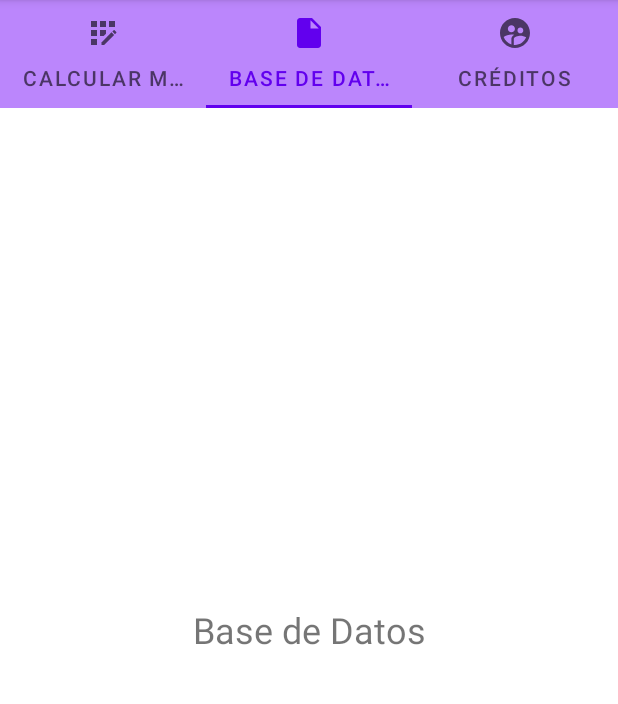
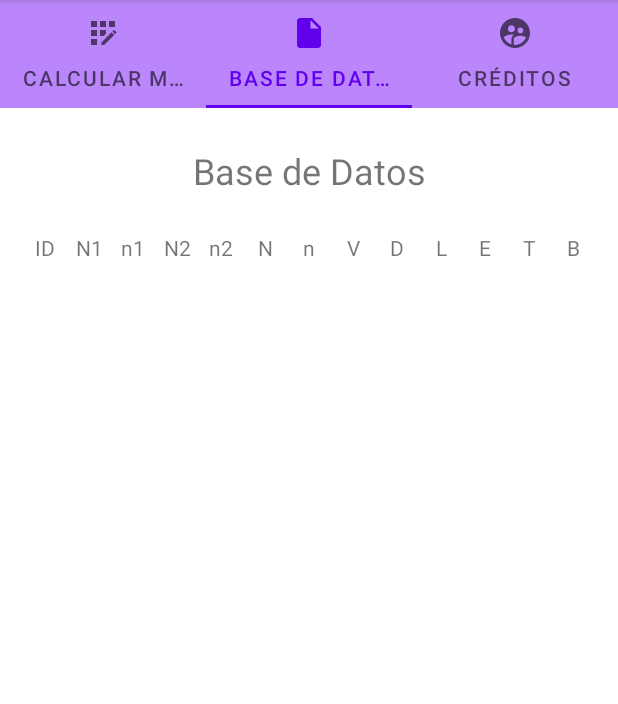
Before and after one commit to JohnTS13/Metricas_de_Halstead, an Android app: the screen it shows after launch (MainActivity), tab 2 chosen, on a phone screen of 412 x 824 dp, the part 84-788 px from its top. Run offline under Robolectric (Android 15) with nearby library versions, the phone set to English and light mode, and no system bars.

Commit message:
Agregue encabezado de base de datos

```diff
--- a/app/src/main/res/layout/fragment_base_datos.xml
+++ b/app/src/main/res/layout/fragment_base_datos.xml
@@ -1,16 +1,158 @@
 <?xml version="1.0" encoding="utf-8"?>
-<FrameLayout xmlns:android="http://schemas.android.com/apk/res/android"
+<LinearLayout xmlns:android="http://schemas.android.com/apk/res/android"
     xmlns:tools="http://schemas.android.com/tools"
     android:layout_width="match_parent"
     android:layout_height="match_parent"
+    android:orientation="vertical"
     tools:context=".Controlador.BaseDatos">
 
-    <!-- TODO: Update blank fragment layout -->
-    <TextView
+    <LinearLayout
+        android:layout_width="match_parent"
+        android:layout_height="wrap_content"
+        android:orientation="vertical">
+        <TextView
+            android:id="@+id/textTitulo"
+            android:layout_width="match_parent"
+            android:layout_height="match_parent"
+            android:layout_marginTop="25dp"
+            android:gravity="center"
+            android:text="@string/title_tab2"
+            android:textSize="24sp"/>
+    </LinearLayout>
+
+    <LinearLayout
+        android:layout_width="match_parent"
+        android:layout_height="wrap_content">
+
+    </LinearLayout>
+
+    <TableLayout
         android:layout_width="match_parent"
         android:layout_height="match_parent"
-        android:text="@string/title_tab2"
-        android:textSize="24sp"
-        android:gravity="center" />
+        android:layout_marginRight="15dp"
+        android:layout_marginLeft="15dp"
+        android:layout_marginTop="25dp">
 
-</FrameLayout>
+        <TableRow
+            android:layout_width="match_parent"
+            android:layout_height="wrap_content">
+
+            <TextView
+                android:id="@+id/text_table_ID"
+                android:layout_width="0dp"
+                android:layout_height="wrap_content"
+                android:layout_weight="1"
+                android:gravity="center"
+                android:text="ID" />
+
+            <TextView
+                android:id="@+id/text_table_N1"
+                android:layout_width="0dp"
+                android:layout_height="wrap_content"
+                android:layout_weight="1"
+                android:gravity="center"
+                android:text="N1" />
+
+            <TextView
+                android:id="@+id/text_table_n1"
+                android:layout_width="0dp"
+                android:layout_height="wrap_content"
+                android:layout_weight="1"
+                android:gravity="center"
+                android:text="n1" />
+
+            <TextView
+                android:id="@+id/text_table_N2"
+                android:layout_width="0dp"
+                android:layout_height="wrap_content"
+                android:layout_weight="1"
+                android:gravity="center"
+                android:text="N2" />
+
+            <TextView
+                android:id="@+id/text_table_n2"
+                android:layout_width="0dp"
+                android:layout_height="wrap_content"
+                android:layout_weight="1"
+                android:gravity="center"
+                android:text="n2" />
+
+            <TextView
+                android:id="@+id/text_table_N"
+                android:layout_width="0dp"
+                android:layout_height="wrap_content"
+                android:layout_weight="1"
+                android:gravity="center"
+                android:text="N" />
+
+            <TextView
+                android:id="@+id/text_table_n"
+                android:layout_width="0dp"
+                android:layout_height="wrap_content"
+                android:layout_weight="1"
+                android:gravity="center"
+                android:text="n" />
+
+            <TextView
+                android:id="@+id/text_table_V"
+                android:layout_width="0dp"
+                android:layout_height="wrap_content"
+                android:layout_weight="1"
+                android:gravity="center"
+                android:text="V" />
+
+            <TextView
+                android:id="@+id/text_table_D"
+                android:layout_width="0dp"
+                android:layout_height="wrap_content"
+                android:layout_weight="1"
+                android:gravity="center"
+                android:text="D" />
+
+            <TextView
+                android:id="@+id/text_table_L"
+                android:layout_width="0dp"
+                android:layout_height="wrap_content"
+                android:layout_weight="1"
+                android:gravity="center"
+                android:text="L" />
+
+            <TextView
+                android:id="@+id/text_table_E"
+                android:layout_width="0dp"
+                android:layout_height="wrap_content"
+                android:layout_weight="1"
+                android:gravity="center"
+                android:text="E" />
+
+            <TextView
+                android:id="@+id/text_table_T"
+                android:layout_width="0dp"
+                android:layout_height="wrap_content"
+                android:layout_weight="1"
+                android:gravity="center"
+                android:text="T" />
+
+            <TextView
+                android:id="@+id/text_table_B"
+                android:layout_width="0dp"
+                android:layout_height="wrap_content"
+                android:layout_weight="1"
+                android:gravity="center"
+                android:text="B" />
+        </TableRow>
+
+        <TableRow
+            android:layout_width="match_parent"
+            android:layout_height="match_parent" />
+
+        <TableRow
+            android:layout_width="match_parent"
+            android:layout_height="match_parent" />
+
+        <TableRow
+            android:layout_width="match_parent"
+            android:layout_height="match_parent" />
+    </TableLayout>
+
+</LinearLayout>
--- a/app/src/main/res/layout/fragment_calcular_metricas.xml
+++ b/app/src/main/res/layout/fragment_calcular_metricas.xml
@@ -108,6 +108,7 @@
         android:layout_marginTop="10dp"
         android:gravity="center"
         android:text="@string/tab1_text_subtituloResultado"
+        android:layout_marginVertical="10dp"
         android:textSize="22sp" />
 
     <ScrollView
@@ -401,6 +402,21 @@
                 </LinearLayout>
 
             </LinearLayout>
+
+            <LinearLayout
+                android:layout_width="match_parent"
+                android:layout_height="match_parent"
+                android:orientation="vertical">
+
+                <Button
+                    android:id="@+id/btnGuardar"
+                    android:layout_width="match_parent"
+                    android:layout_height="wrap_content"
+                    android:layout_marginTop="15dp"
+                    android:layout_marginRight="10dp"
+                    android:layout_marginLeft="10dp"
+                    android:text="@string/btn_guardar" />
+            </LinearLayout>
         </LinearLayout>
     </ScrollView>
 
--- a/app/src/main/res/layout/fragment_creditos.xml
+++ b/app/src/main/res/layout/fragment_creditos.xml
@@ -1,16 +1,23 @@
 <?xml version="1.0" encoding="utf-8"?>
-<FrameLayout xmlns:android="http://schemas.android.com/apk/res/android"
+<LinearLayout xmlns:android="http://schemas.android.com/apk/res/android"
     xmlns:tools="http://schemas.android.com/tools"
     android:layout_width="match_parent"
     android:layout_height="match_parent"
+    android:orientation="vertical"
     tools:context=".Controlador.Creditos">
 
-    <!-- TODO: Update blank fragment layout -->
-    <TextView
+    <LinearLayout
         android:layout_width="match_parent"
-        android:layout_height="match_parent"
-        android:text="@string/title_tab3"
-        android:textSize="24sp"
-        android:gravity="center" />
+        android:layout_height="wrap_content"
+        android:orientation="vertical">
+        <TextView
+            android:id="@+id/textTitulo"
+            android:layout_width="match_parent"
+            android:layout_height="match_parent"
+            android:layout_marginTop="25dp"
+            android:gravity="center"
+            android:text="@string/title_tab3"
+            android:textSize="24sp" />
+    </LinearLayout>
 
-</FrameLayout>
+</LinearLayout>
--- a/app/src/main/res/values/strings.xml
+++ b/app/src/main/res/values/strings.xml
@@ -8,10 +8,11 @@
     <!-- TODO: Remove or change this placeholder text -->
     <string name="title_tab1">Calcular las Métricas de Halstead</string>
     <string name="title_tab2">Base de Datos</string>
-    <string name="title_tab3">Créditoss</string>
+    <string name="title_tab3">Créditos</string>
     <!-- Tab 1 -->
     <string name="tab1_text_view1">Seleccionar código a analizar</string>
     <string name="btn_calcular">Calcular métricas</string>
     <string name="tab1_text_subtituloResultado">Métricas</string>
     <string name="tab1_text_subtituloCodigo">Código</string>
+    <string name="btn_guardar">Guardar en la Base de Datos</string>
 </resources>
```
